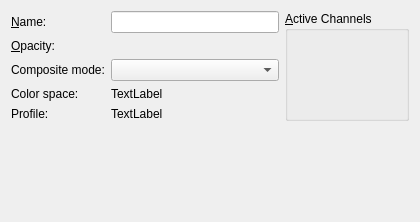
This is krita/ui/forms/wdglayerproperties.ui in KDE/krita as Qt 5 draws it before an edit. The edited form follows.
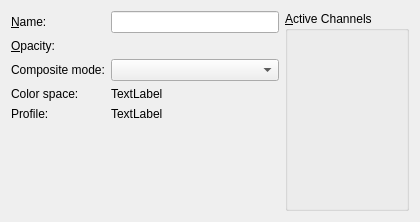
This is the edited form. Custom widgets are drawn as their Qt base class.

Commit message: Let the list of channels be fully visible without scrolling

```diff
--- a/krita/ui/forms/wdglayerproperties.ui
+++ b/krita/ui/forms/wdglayerproperties.ui
@@ -85,10 +85,10 @@
      </item>
     </layout>
    </item>
-   <item row="0" column="1">
+   <item row="0" column="1" rowspan="2">
     <widget class="QGroupBox" name="grpActiveChannels">
      <property name="sizePolicy">
-      <sizepolicy hsizetype="Preferred" vsizetype="Expanding">
+      <sizepolicy hsizetype="Preferred" vsizetype="MinimumExpanding">
        <horstretch>0</horstretch>
        <verstretch>0</verstretch>
       </sizepolicy>
```
